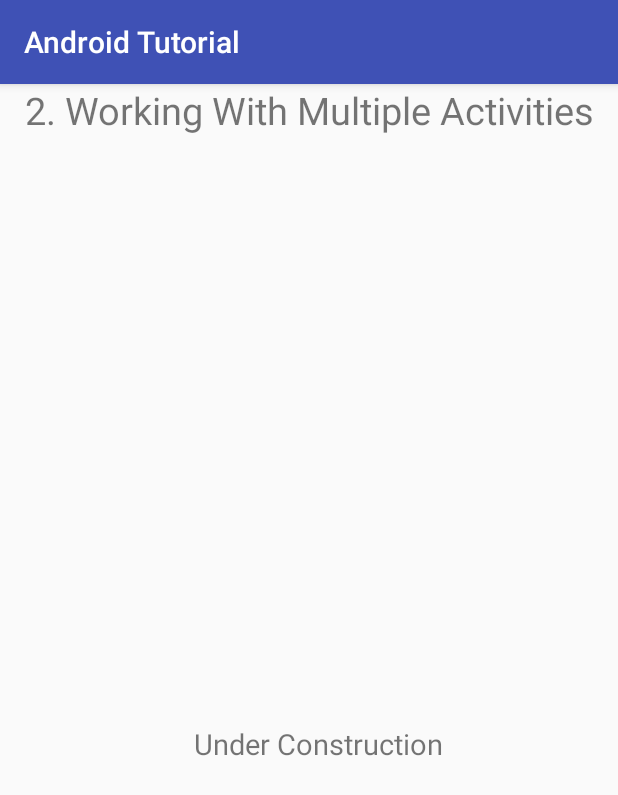
After one commit to Subrato92/Android_Tutorial, an Android app: the Unit02 screen opened directly, with no data from a screen before it, on a phone screen of 412 x 824 dp. The commit adds this screen. Shown: the top 795 px of the screen. Run offline under Robolectric (Android 15) with nearby library versions, the phone set to English and light mode, and no system bars.

Commit message:
Activity_Unit02 successfully Executed , OK

```diff
--- a/app/src/main/AndroidManifest.xml
+++ b/app/src/main/AndroidManifest.xml
@@ -15,7 +15,8 @@
                 <category android:name="android.intent.category.LAUNCHER" />
             </intent-filter>
         </activity>
-        <activity android:name=".Unit01"></activity>
+        <activity android:name=".Unit01" />
+        <activity android:name=".Unit02"></activity>
     </application>
 
 </manifest>
--- a/app/src/main/java/com/example/android/androidtutorial/IndexActivity.java
+++ b/app/src/main/java/com/example/android/androidtutorial/IndexActivity.java
@@ -24,6 +24,10 @@ public class IndexActivity extends AppCompatActivity {
                 activity = new Intent(this, Unit01.class);
                 startActivity(activity);
                 break;
+            case "2. Working With Multiple Activities":
+                activity = new Intent(this, Unit02.class);
+                startActivity(activity);
+                break;
             default:
                 break;
         }
--- /dev/null
+++ b/app/src/main/java/com/example/android/androidtutorial/Unit02.java
@@ -0,0 +1,13 @@
+package com.example.android.androidtutorial;
+
+import android.support.v7.app.AppCompatActivity;
+import android.os.Bundle;
+
+public class Unit02 extends AppCompatActivity {
+
+    @Override
+    protected void onCreate(Bundle savedInstanceState) {
+        super.onCreate(savedInstanceState);
+        setContentView(R.layout.activity_unit02);
+    }
+}
--- a/app/src/main/res/layout/activity_index.xml
+++ b/app/src/main/res/layout/activity_index.xml
@@ -18,7 +18,8 @@
         android:id="@+id/Unit_02"
         android:layout_width="match_parent"
         android:layout_height="wrap_content"
-        android:text="@string/ch02" />
+        android:text="@string/ch02"
+        android:onClick="toCourse"/>
 
     <Button
         android:id="@+id/Unit_03"
--- /dev/null
+++ b/app/src/main/res/layout/activity_unit02.xml
@@ -0,0 +1,29 @@
+<?xml version="1.0" encoding="utf-8"?>
+<LinearLayout xmlns:android="http://schemas.android.com/apk/res/android"
+    android:layout_width="match_parent"
+    android:layout_height="match_parent"
+    android:paddingLeft="16dp"
+    android:paddingRight="16dp"
+    android:orientation="vertical"
+    android:scrollbars="vertical">
+
+    <TextView
+        android:layout_width="match_parent"
+        android:layout_height="0dp"
+        android:layout_weight="2"
+        android:textAlignment="center"
+        android:textSize="25dp"
+        android:text="@string/ch02" />
+
+    <TextView
+        android:id="@+id/unit2_txtView"
+        android:layout_width="match_parent"
+        android:layout_height="0dp"
+        android:layout_weight="10"
+        android:paddingBottom="16dp"
+        android:paddingLeft="12dp"
+        android:textSize="19sp"
+        android:gravity="center"
+        android:text="Under Construction"/>
+
+</LinearLayout>
```
